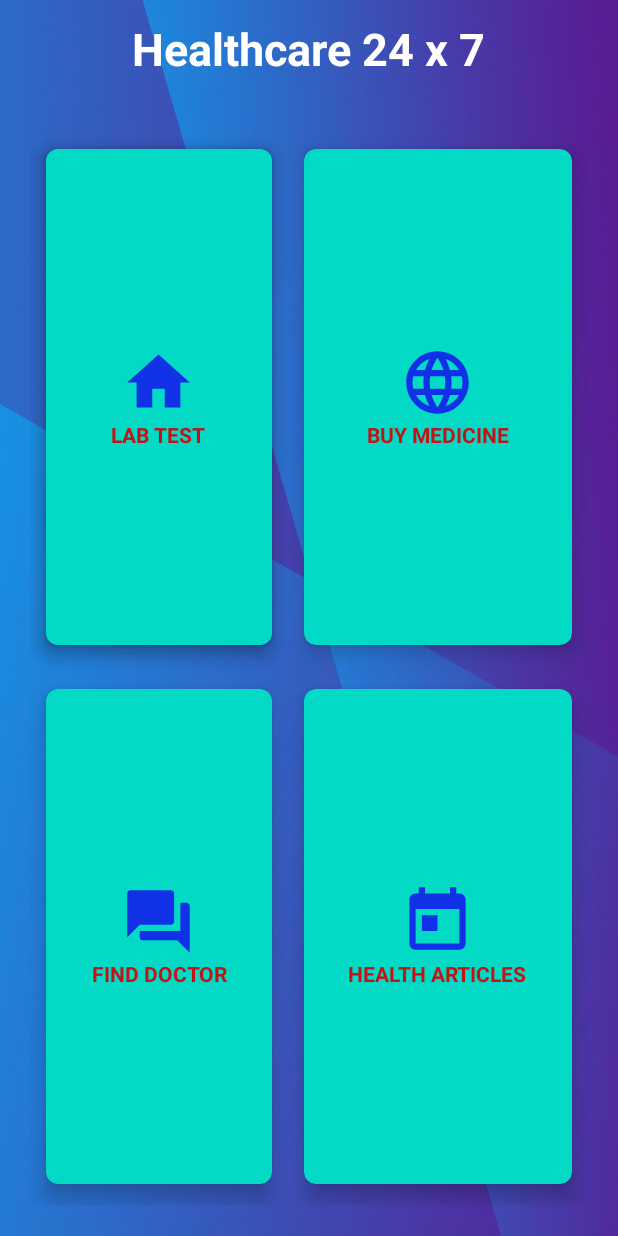
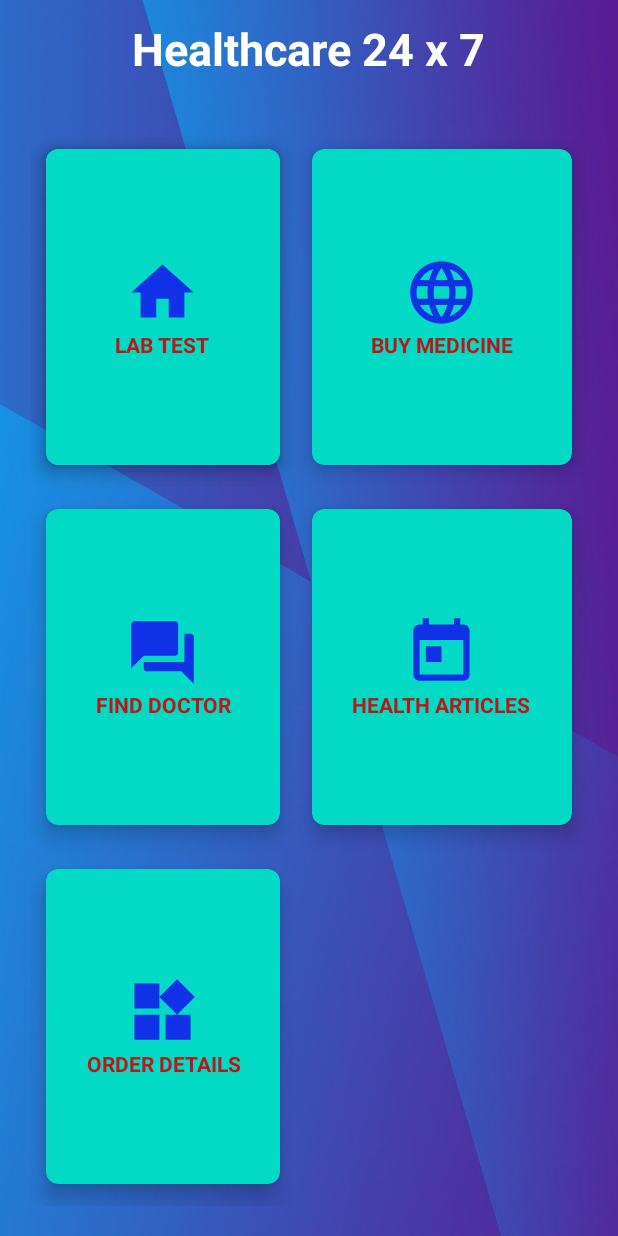
Before and after one commit to bhashana99/Healthcare-app-mobile, an Android app: the HomeActivity screen opened directly, with no data from a screen before it, on a phone screen of 412 x 824 dp. Run offline under Robolectric (Android 15) with nearby library versions, the phone set to English and light mode, and no system bars.

Commit message:
design order details card

```diff
--- a/app/src/main/res/layout/activity_home.xml
+++ b/app/src/main/res/layout/activity_home.xml
@@ -220,6 +220,44 @@
             </LinearLayout>
 
         </androidx.cardview.widget.CardView>
+        <androidx.cardview.widget.CardView
+            android:id="@+id/cardOrderDetails"
+            android:layout_width="wrap_content"
+            android:layout_height="wrap_content"
+            android:layout_column="0"
+            android:layout_row="2"
+            android:layout_columnWeight="1"
+            android:layout_rowWeight="1"
+            android:layout_gravity="fill"
+            app:cardBackgroundColor="@color/teal_200"
+            app:cardCornerRadius="8dp"
+            app:cardElevation="8dp"
+            app:cardUseCompatPadding="true"
+            >
+            <LinearLayout
+                android:layout_width="wrap_content"
+                android:layout_height="wrap_content"
+                android:layout_gravity="center_vertical|center"
+                android:gravity="center"
+                android:orientation="vertical">
+                <ImageView
+                    android:layout_width="wrap_content"
+                    android:layout_height="wrap_content"
+                    android:src="@drawable/widgets"
+
+                    />
+                <TextView
+                    android:layout_width="wrap_content"
+                    android:layout_height="wrap_content"
+                    android:text="ORDER DETAILS"
+                    android:textAlignment="center"
+                    android:textColor="@color/colorRed"
+                    android:textStyle="bold"
+
+                    />
+            </LinearLayout>
+
+        </androidx.cardview.widget.CardView>
 
     </GridLayout>
 
```
